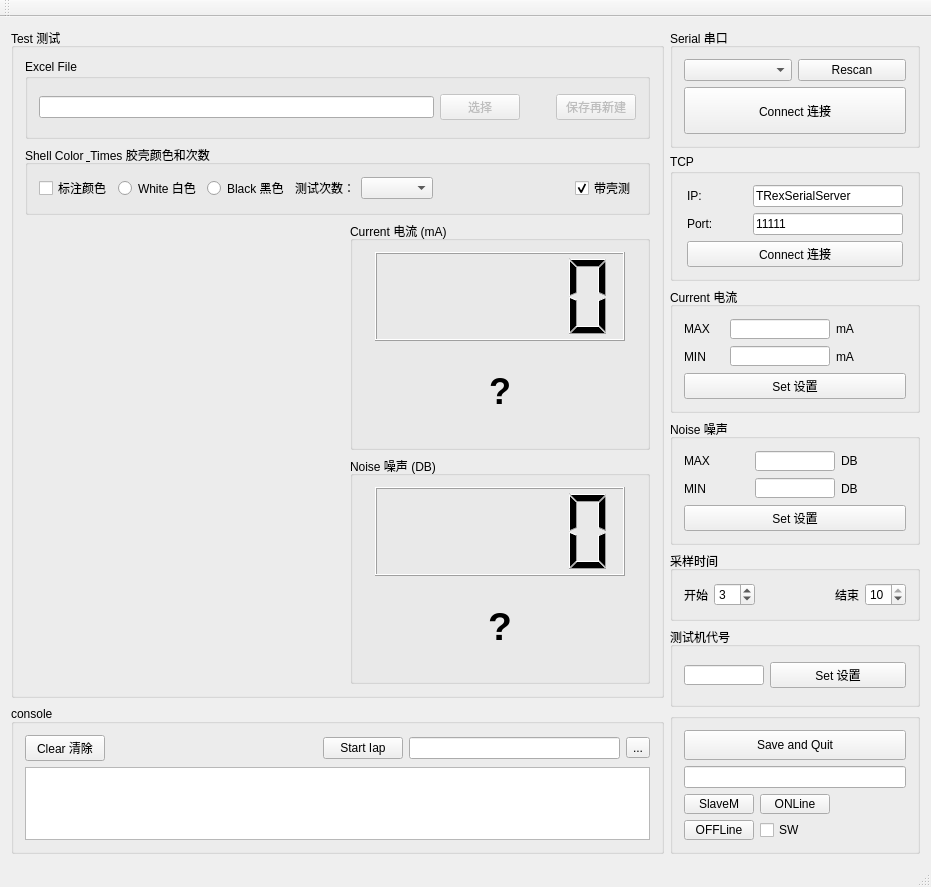
First picture: the form in mainwindow.ui, repository RuanJG/desktopApp, before the edit.
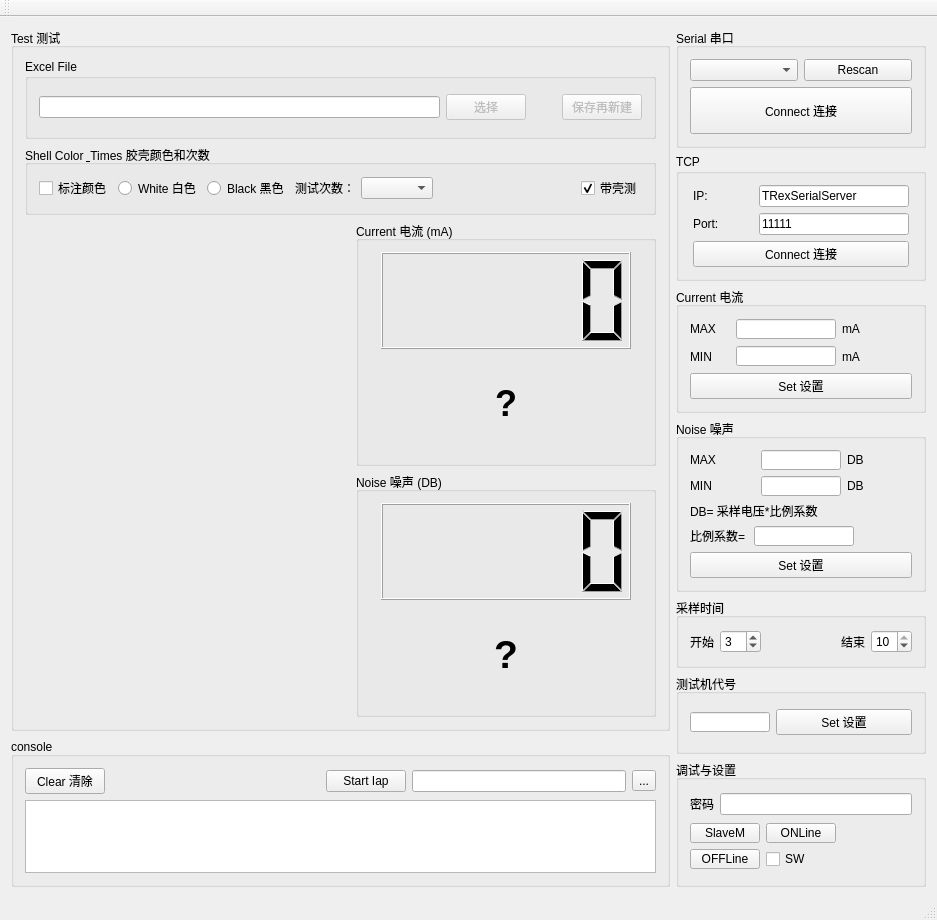
Second picture: the form after the edit. Custom widgets are drawn as their Qt base class.

Commit message: Ruan: add volumn factor setting

The edit to the form file:
```diff
--- a/mainwindow.ui
+++ b/mainwindow.ui
@@ -6,8 +6,8 @@
    <rect>
     <x>0</x>
     <y>0</y>
-    <width>931</width>
-    <height>887</height>
+    <width>937</width>
+    <height>920</height>
    </rect>
   </property>
   <property name="windowTitle">
@@ -729,7 +729,7 @@
           <property name="maximumSize">
            <size>
             <width>250</width>
-            <height>150</height>
+            <height>200</height>
            </size>
           </property>
           <property name="title">
@@ -792,6 +792,60 @@
              </item>
             </layout>
            </item>
+           <item>
+            <layout class="QVBoxLayout" name="verticalLayout_14">
+             <item>
+              <widget class="QLabel" name="label_13">
+               <property name="text">
+                <string>DB= 采样电压*比例系数</string>
+               </property>
+              </widget>
+             </item>
+             <item>
+              <layout class="QHBoxLayout" name="horizontalLayout_17">
+               <property name="spacing">
+                <number>9</number>
+               </property>
+               <item>
+                <widget class="QLabel" name="label_14">
+                 <property name="maximumSize">
+                  <size>
+                   <width>70</width>
+                   <height>16777215</height>
+                  </size>
+                 </property>
+                 <property name="text">
+                  <string>比例系数=</string>
+                 </property>
+                </widget>
+               </item>
+               <item>
+                <widget class="QLineEdit" name="VolumeFactorlineEdit_2">
+                 <property name="maximumSize">
+                  <size>
+                   <width>100</width>
+                   <height>20</height>
+                  </size>
+                 </property>
+                </widget>
+               </item>
+               <item>
+                <spacer name="horizontalSpacer_5">
+                 <property name="orientation">
+                  <enum>Qt::Horizontal</enum>
+                 </property>
+                 <property name="sizeHint" stdset="0">
+                  <size>
+                   <width>40</width>
+                   <height>20</height>
+                  </size>
+                 </property>
+                </spacer>
+               </item>
+              </layout>
+             </item>
+            </layout>
+           </item>
            <item>
             <widget class="QPushButton" name="setVolumeButton">
              <property name="text">
@@ -940,30 +994,35 @@
            </size>
           </property>
           <property name="title">
-           <string/>
+           <string>调试与设置</string>
           </property>
           <layout class="QVBoxLayout" name="verticalLayout_3">
            <item>
-            <widget class="QPushButton" name="save_close_Button">
-             <property name="sizePolicy">
-              <sizepolicy hsizetype="Preferred" vsizetype="Fixed">
-               <horstretch>0</horstretch>
-               <verstretch>0</verstretch>
-              </sizepolicy>
-             </property>
-             <property name="minimumSize">
-              <size>
-               <width>0</width>
-               <height>30</height>
-              </size>
-             </property>
-             <property name="text">
-              <string>Save and Quit</string>
-             </property>
-            </widget>
-           </item>
-           <item>
-            <widget class="QLineEdit" name="lineEdit"/>
+            <layout class="QHBoxLayout" name="horizontalLayout_18">
+             <item>
+              <widget class="QLabel" name="label_16">
+               <property name="maximumSize">
+                <size>
+                 <width>70</width>
+                 <height>16777215</height>
+                </size>
+               </property>
+               <property name="text">
+                <string>密码</string>
+               </property>
+              </widget>
+             </item>
+             <item>
+              <widget class="QLineEdit" name="lineEdit">
+               <property name="inputMethodHints">
+                <set>Qt::ImhHiddenText|Qt::ImhNoAutoUppercase|Qt::ImhNoPredictiveText|Qt::ImhSensitiveData</set>
+               </property>
+               <property name="echoMode">
+                <enum>QLineEdit::Password</enum>
+               </property>
+              </widget>
+             </item>
+            </layout>
            </item>
            <item>
             <layout class="QHBoxLayout" name="horizontalLayout_16">
```
Left out of the diff: 2 changed lines with no effect on the pictures. The commit also changes 1 other file.
